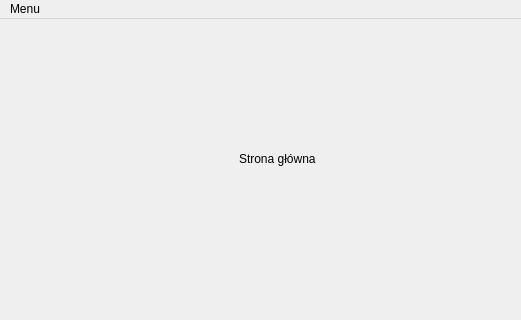
This is mainwindow.ui in dash205/Projekt_Fryzjer as Qt 5 draws it before an edit; both pictures show x 0 to 521 and y 0 to 320 of the 921 by 670 pixel window. The edited form follows.
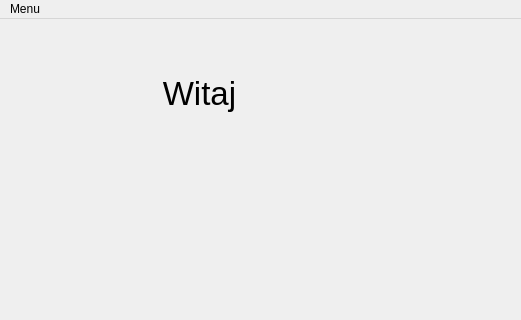
This is the edited form.

```diff
--- a/mainwindow.ui
+++ b/mainwindow.ui
@@ -24,14 +24,42 @@
        <widget class="QLabel" name="label">
         <property name="geometry">
          <rect>
-          <x>230</x>
-          <y>110</y>
-          <width>91</width>
-          <height>41</height>
+          <x>10</x>
+          <y>10</y>
+          <width>361</width>
+          <height>111</height>
          </rect>
         </property>
+        <property name="font">
+         <font>
+          <pointsize>25</pointsize>
+         </font>
+        </property>
         <property name="text">
-         <string>Strona główna</string>
+         <string>Witaj</string>
+        </property>
+        <property name="alignment">
+         <set>Qt::AlignmentFlag::AlignCenter</set>
+        </property>
+       </widget>
+       <widget class="QLabel" name="label_auth">
+        <property name="geometry">
+         <rect>
+          <x>10</x>
+          <y>130</y>
+          <width>341</width>
+          <height>51</height>
+         </rect>
+        </property>
+        <property name="font">
+         <font>
+          <italic>false</italic>
+          <bold>false</bold>
+          <strikeout>false</strikeout>
+         </font>
+        </property>
+        <property name="text">
+         <string/>
         </property>
        </widget>
       </widget>
```
Left out of the diff: 8 changed lines with no effect on the pictures.
